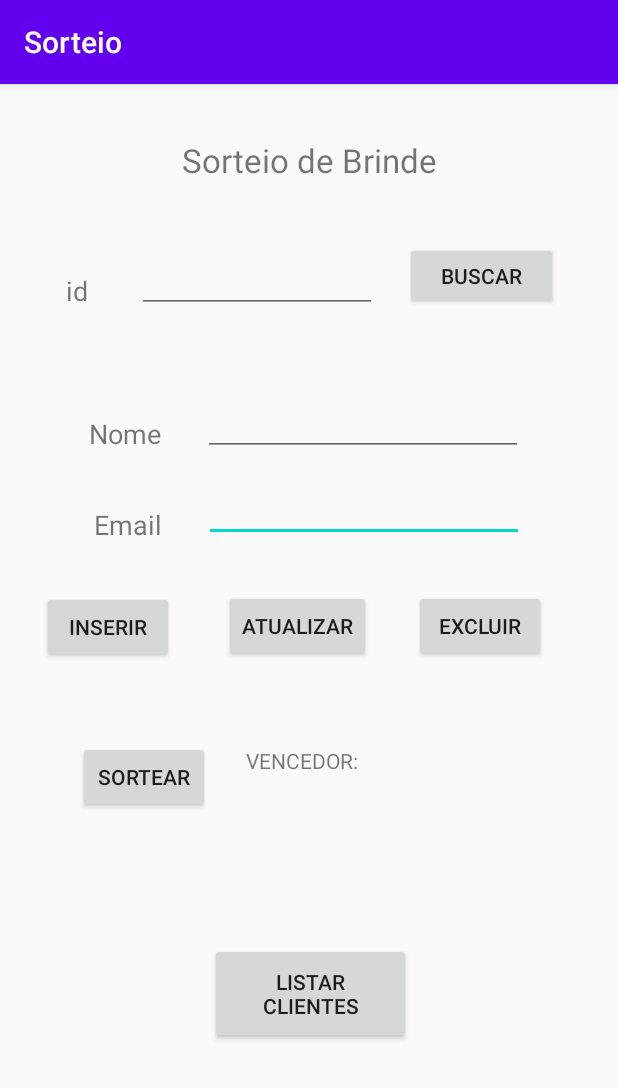
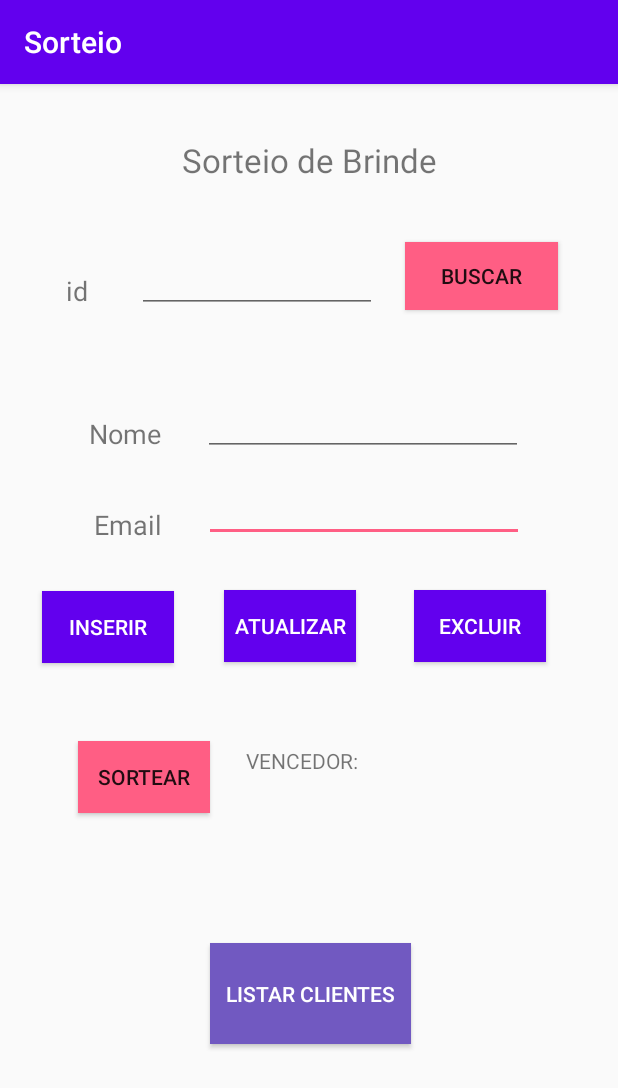
Before and after one commit to leonarita/Android-Java, an Android app: the screen it shows after launch (MainActivity), on a phone screen of 412 x 824 dp. Shown: the top 1088 px of the screen. Run offline under Robolectric (Android 15) with nearby library versions, the phone set to English and light mode, and no system bars.

Commit message:
Melhorando interface GUI app10

```diff
--- a/app10/src/main/java/com/example/app10/MainActivity.java
+++ b/app10/src/main/java/com/example/app10/MainActivity.java
@@ -13,6 +13,7 @@ import android.view.View;
 import android.widget.Button;
 import android.widget.EditText;
 import android.widget.TextView;
+import android.widget.Toast;
 
 import com.example.app10.helpers.DBHelper;
 
@@ -52,6 +53,7 @@ public class MainActivity extends AppCompatActivity {
 
     public void buscarCliente(View view) {
 
+        try {
             if (!id.getText().toString().isEmpty()) {
 
                 db = new DBHelper(getBaseContext());
@@ -66,6 +68,11 @@ public class MainActivity extends AppCompatActivity {
                 }
 
                 cursor.close();
+            }
+        }
+        catch (Exception err) {
+            Toast.makeText(this, "Usuário não existe", Toast.LENGTH_LONG).show();
+            return;
         }
     }
 
@@ -129,6 +136,7 @@ public class MainActivity extends AppCompatActivity {
             return false;
         return true;
     }
+
     public void sortearCliente(View view) {
 
         db = new DBHelper(getBaseContext());
@@ -140,6 +148,7 @@ public class MainActivity extends AppCompatActivity {
 
         cursor.move(gerador.nextInt(cursor.getCount())+1);
 
-        result.setText(cursor.getString(1).toString().toUpperCase());
+        String t = cursor.getString(1).toString().toUpperCase() + " (" + cursor.getString(2).toString().toUpperCase() + ")";
+        result.setText(t);
     }
 }
--- a/app10/src/main/res/layout/activity_main.xml
+++ b/app10/src/main/res/layout/activity_main.xml
@@ -43,6 +43,8 @@
         android:layout_marginRight="48dp"
         android:onClick="excluirCliente"
         android:text="Excluir"
+        android:background="@color/colorPrimary"
+        android:textColor="#FFF"
         app:layout_constraintEnd_toEndOf="parent"
         app:layout_constraintTop_toBottomOf="@+id/txtEmail" />
 
@@ -55,6 +57,8 @@
         android:layout_marginTop="32dp"
         android:onClick="inserirCliente"
         android:text="Inserir"
+        android:background="@color/colorPrimary"
+        android:textColor="#FFF"
         app:layout_constraintStart_toStartOf="parent"
         app:layout_constraintTop_toBottomOf="@+id/lblEmail" />
 
@@ -69,6 +73,8 @@
         android:layout_marginRight="26dp"
         android:onClick="atualizarCliente"
         android:text="Atualizar"
+        android:background="@color/colorPrimary"
+        android:textColor="#FFF"
         app:layout_constraintEnd_toStartOf="@+id/btnExcluir"
         app:layout_constraintHorizontal_bias="0.0"
         app:layout_constraintStart_toEndOf="@+id/btnInserir"
@@ -140,6 +146,7 @@
         android:layout_marginRight="40dp"
         android:onClick="buscarCliente"
         android:text="Buscar"
+        android:background="@color/colorAccent"
         app:layout_constraintEnd_toEndOf="parent"
         app:layout_constraintTop_toBottomOf="@+id/textView5" />
 
@@ -152,6 +159,7 @@
         android:layout_marginTop="52dp"
         android:onClick="sortearCliente"
         android:text="Sortear"
+        android:background="@color/colorAccent"
         app:layout_constraintStart_toStartOf="parent"
         app:layout_constraintTop_toBottomOf="@+id/btnInserir" />
 
@@ -180,6 +188,8 @@
         android:layout_marginRight="137dp"
         android:layout_marginBottom="60dp"
         android:text="Listar Clientes"
+        android:background="@color/colorPrimaryDark"
+        android:textColor="#FFF"
         app:layout_constraintBottom_toBottomOf="parent"
         app:layout_constraintEnd_toEndOf="parent"
         app:layout_constraintHorizontal_bias="0.0"
--- a/app10/src/main/res/values/colors.xml
+++ b/app10/src/main/res/values/colors.xml
@@ -1,6 +1,6 @@
 <?xml version="1.0" encoding="utf-8"?>
 <resources>
     <color name="colorPrimary">#6200EE</color>
-    <color name="colorPrimaryDark">#3700B3</color>
-    <color name="colorAccent">#03DAC5</color>
+    <color name="colorPrimaryDark">#7159c1</color>
+    <color name="colorAccent">#ff5e84</color>
 </resources>
```
Lines whose indentation alone changed are shown as unchanged.
